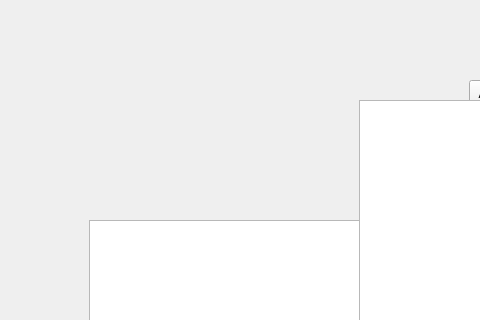
tfgapp/tfg, file TFGapp/TFGapp/PreBack.ui: the form before one commit; both pictures show x 121 to 601 and y 0 to 320 of the 1150 by 855 pixel window.
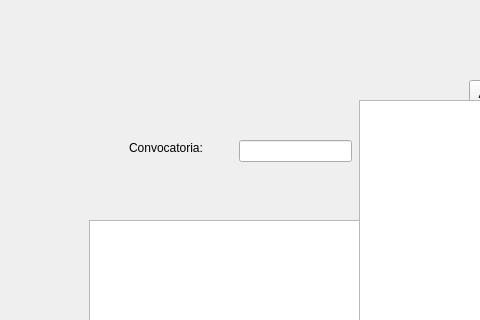
The form after the commit.

Commit message: mejoras interfaz

Diff of the .ui file:
```diff
--- a/TFGapp/TFGapp/PreBack.ui
+++ b/TFGapp/TFGapp/PreBack.ui
@@ -92,6 +92,29 @@
     <string>Aceptar Alumnos</string>
    </property>
   </widget>
+  <widget class="QLineEdit" name="convocatorias">
+   <property name="geometry">
+    <rect>
+     <x>360</x>
+     <y>140</y>
+     <width>113</width>
+     <height>22</height>
+    </rect>
+   </property>
+  </widget>
+  <widget class="QLabel" name="text">
+   <property name="geometry">
+    <rect>
+     <x>250</x>
+     <y>140</y>
+     <width>91</width>
+     <height>16</height>
+    </rect>
+   </property>
+   <property name="text">
+    <string>Convocatoria:</string>
+   </property>
+  </widget>
  </widget>
  <layoutdefault spacing="6" margin="11"/>
  <resources/>
```
The commit also changes 6 other files.
